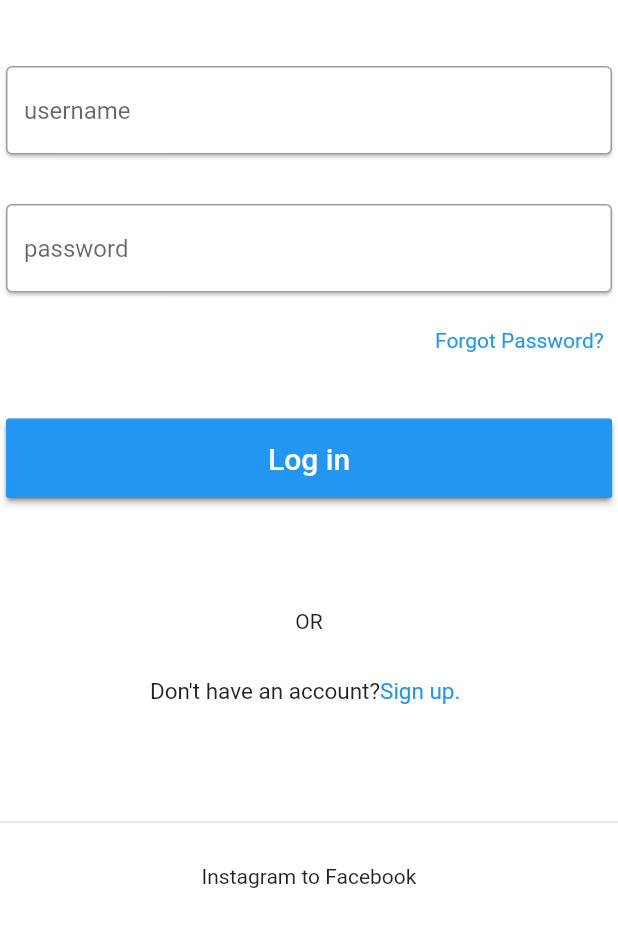
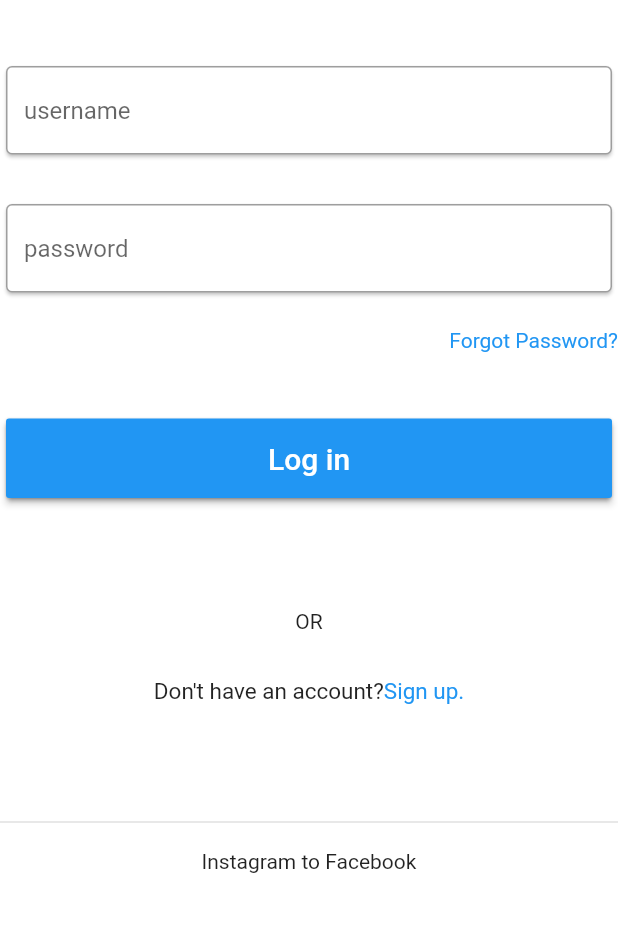
Before and after one commit to abhijeetsrz/Instagram_o, a Flutter app: the screen it shows after launch, after a tap on "Log in", on a phone screen of 412 x 824 dp, the part 204-1151 px from its top. Run offline on Flutter 3.47's test engine with Material 2 defaults, Android fonts, the phone set to English and light mode, and no system bars.

Commit message:
Second Commit

```diff
--- a/instagram_o/lib/BottomNavigation/search.dart
+++ b/instagram_o/lib/BottomNavigation/search.dart
@@ -62,10 +62,10 @@ class _SearchPageState extends State<SearchPage> {
         children: [
           Container(
             child: Row(
-              mainAxisAlignment: MainAxisAlignment.start,
+              mainAxisAlignment: MainAxisAlignment.spaceAround,
               children: [
                 Container(
-                  width: 375,
+                  width: 310,
                   child: Card(
                     child: TextField(
                       cursorHeight: 20,
--- a/instagram_o/lib/login.dart
+++ b/instagram_o/lib/login.dart
@@ -59,8 +59,8 @@ class LoginPage extends StatelessWidget {
           SizedBox(height: 20),
 
           Container(
-            padding: EdgeInsets.only(left: 290),
-            child: Text('Forgot Password?',style: TextStyle(color: Colors.blue),),
+            // padding: EdgeInsets.only(left: 290),
+            child: Text('Forgot Password?',style: TextStyle(color: Colors.blue),textAlign: TextAlign.right,),
           ),
             SizedBox(height: 40),
           Card(
@@ -78,18 +78,21 @@ class LoginPage extends StatelessWidget {
           Text('OR', textAlign: TextAlign.center,),
             SizedBox(height: 30),
           Container(
-            padding: EdgeInsets.symmetric(horizontal: 100),
-            child: Row(children: [
+            // padding: EdgeInsets.symmetric(horizontal: 100),
+            child: Row(
+              mainAxisAlignment: MainAxisAlignment.center,
+              children: [
               Text("Don't have an account?",style: TextStyle(fontSize: 15),),
               Text("Sign up.",style: TextStyle(fontSize: 15,color: Colors.blue),),
             ],),
           ),
           SizedBox(height: 70),
           Divider(thickness: 1,),
-          SizedBox(height: 20,),
+          SizedBox(height: 10,),
           Container(
             child:Text('Instagram to Facebook',textAlign: TextAlign.center,),
           ),
+            SizedBox(height: 10,)
         ],),
       ) ,
     );
--- a/instagram_o/lib/main.dart
+++ b/instagram_o/lib/main.dart
@@ -43,10 +43,10 @@ class Home extends StatelessWidget {
                   context,MaterialPageRoute(builder: (context) => LoginPage()),
                 );
               },
-               child: Text('Log in',style: TextStyle(fontSize: 20)),
+               child: Text('Log in',style: TextStyle(fontSize: 20),textAlign: TextAlign.center,),
                color: Colors.blue,
                textColor: Colors.white,
-               padding: EdgeInsets.fromLTRB(150, 20, 170, 20),
+               padding: EdgeInsets.fromLTRB(140, 20, 150, 20),
                 shape: RoundedRectangleBorder(
                   borderRadius: BorderRadius.circular(5.0),
                 ),
@@ -63,10 +63,10 @@ class Home extends StatelessWidget {
                   context,MaterialPageRoute(builder: (context) => SignPage()),
                 );
               },
-                child: Text('Sign in',style: TextStyle(fontSize: 20),),
+                child: Text('Sign in',style: TextStyle(fontSize: 20),textAlign: TextAlign.center),
                 color: Colors.white,
                 textColor: Colors.blue,
-                padding: EdgeInsets.fromLTRB(150, 20, 170, 20),
+                padding: EdgeInsets.fromLTRB(140, 20, 150, 20),
                 shape: RoundedRectangleBorder(
                     borderRadius: BorderRadius.circular(5.0),
                     side: BorderSide(
```
Also changed, not shown: instagram_o/lib/BottomNavigation/front_page.dart (+5 -5 lines), instagram_o/lib/BottomNavigation/profile.dart (+10 -6 lines), instagram_o/lib/Dm_Page.dart (+9 -9 lines).
